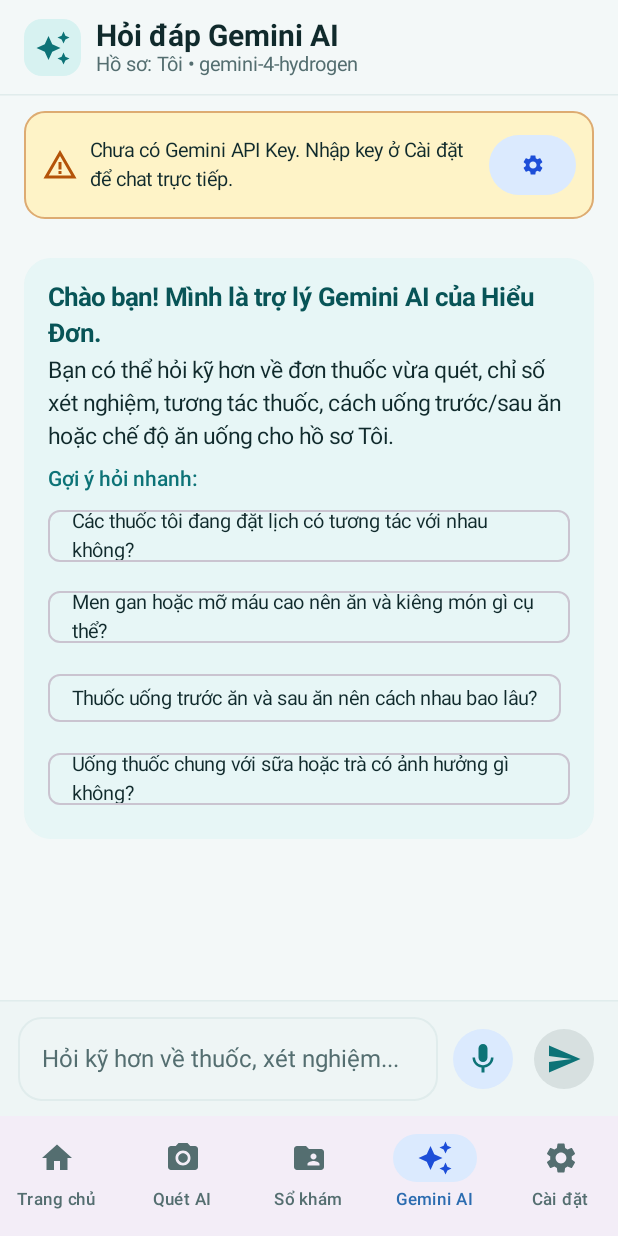
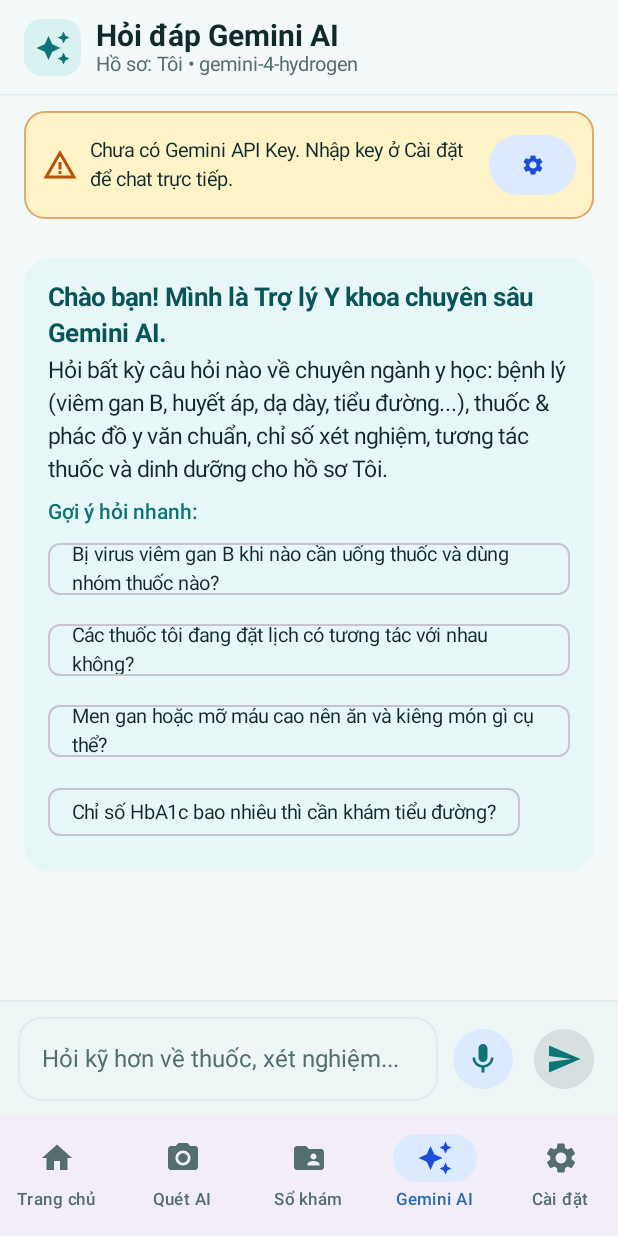
Before and after one commit to mrquynh91-cyber/nhac-thuoc, an Android app built with Jetpack Compose: the screen it shows after launch (MainActivity), item 4 of the bottom bar chosen, on a phone screen of 412 x 824 dp. Run offline under Robolectric (Android 15) with nearby library versions, the phone set to English and light mode, and no system bars; our stand-ins replace Firebase (no records; nobody signed in at launch, a user with empty details on screens opened directly); pictures from the network do not load.

Commit message:
Add automatic 503/429 model failover and expand Gemini AI chat to full medical specialty Q&A

```diff
--- a/app/src/main/kotlin/com/medlens/ai/ui/screens/AiChatScreen.kt
+++ b/app/src/main/kotlin/com/medlens/ai/ui/screens/AiChatScreen.kt
@@ -237,13 +237,13 @@ fun AiChatScreen(
                     ) {
                         Column(modifier = Modifier.padding(16.dp)) {
                             Text(
-                                text = "Chào bạn! Mình là trợ lý Gemini AI của Hiểu Đơn.",
+                                text = "Chào bạn! Mình là Trợ lý Y khoa chuyên sâu Gemini AI.",
                                 style = MaterialTheme.typography.titleMedium,
                                 color = TealDark
                             )
                             Spacer(Modifier.height(6.dp))
                             Text(
-                                text = "Bạn có thể hỏi kỹ hơn về đơn thuốc vừa quét, chỉ số xét nghiệm, tương tác thuốc, cách uống trước/sau ăn hoặc chế độ ăn uống cho hồ sơ ${activeProfile.name}.",
+                                text = "Hỏi bất kỳ câu hỏi nào về chuyên ngành y học: bệnh lý (viêm gan B, huyết áp, dạ dày, tiểu đường...), thuốc & phác đồ y văn chuẩn, chỉ số xét nghiệm, tương tác thuốc và dinh dưỡng cho hồ sơ ${activeProfile.name}.",
                                 style = MaterialTheme.typography.bodyMedium
                             )
                             Spacer(Modifier.height(12.dp))
@@ -254,10 +254,10 @@ fun AiChatScreen(
                             )
                             Spacer(Modifier.height(6.dp))
                             val starters = listOf(
+                                "Bị virus viêm gan B khi nào cần uống thuốc và dùng nhóm thuốc nào?",
                                 "Các thuốc tôi đang đặt lịch có tương tác với nhau không?",
                                 "Men gan hoặc mỡ máu cao nên ăn và kiêng món gì cụ thể?",
-                                "Thuốc uống trước ăn và sau ăn nên cách nhau bao lâu?",
-                                "Uống thuốc chung với sữa hoặc trà có ảnh hưởng gì không?"
+                                "Chỉ số HbA1c bao nhiêu thì cần khám tiểu đường?"
                             )
                             FlowRow(
                                 horizontalArrangement = Arrangement.spacedBy(8.dp),
```
Also changed, not shown: app/src/main/kotlin/com/medlens/ai/data/GeminiRepository.kt (+30 -13 lines).
